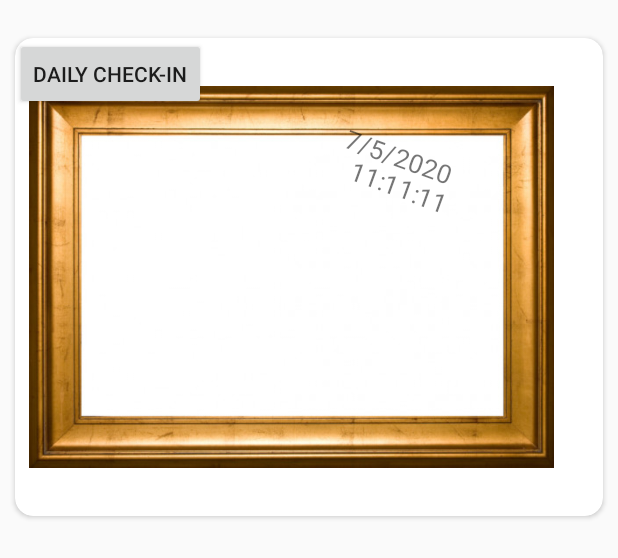
After one commit to vivianlok/NotepadApps, an Android app: the layout item_photos.xml on its own in the app's theme, with its tools: preview values and no code run, on a phone screen of 412 x 824 dp. The commit adds this screen. Shown: the top 558 px of the screen. Run offline under Robolectric (Android 15) with nearby library versions, the phone set to English and light mode, and no system bars.

```diff
--- a/app/build.gradle
+++ b/app/build.gradle
@@ -31,7 +31,7 @@ dependencies {
     implementation 'com.firebaseui:firebase-ui-auth:4.3.1'
     implementation 'com.google.firebase:firebase-auth:19.3.1'
     implementation 'com.google.firebase:firebase-storage:19.1.1'
-    //implementation 'com.google.firebse:firebase-messaging:17.4.0'
+    //implementation 'com.google.firebase:firebase-messaging:17.4.0'
     implementation 'com.google.firebase:firebase-config:16.4.0'
     implementation 'com.google.firebase:firebase-analytics:17.2.2'
     implementation fileTree(dir: "libs", include: ["*.jar"])
@@ -41,4 +41,5 @@ dependencies {
     androidTestImplementation 'androidx.test.ext:junit:1.1.1'
     androidTestImplementation 'androidx.test.espresso:espresso-core:3.2.0'
     implementation 'androidx.cardview:cardview:1.0.0'
+    implementation 'com.squareup.picasso:picasso:2.71828'
 }
--- a/app/src/main/AndroidManifest.xml
+++ b/app/src/main/AndroidManifest.xml
@@ -9,7 +9,6 @@
         android:roundIcon="@mipmap/ic_launcher_round"
         android:supportsRtl="true"
         android:theme="@style/AppTheme">
-        <activity android:name=".PhotoAlbumActivity"></activity>
         <activity android:name=".WelcomeScreenActivity">
             <intent-filter>
                 <action android:name="android.intent.action.MAIN" />
@@ -20,8 +19,9 @@
         <activity android:name=".PhotoActivity" />
         <activity android:name=".ShowAdapter" />
         <activity android:name=".NotesActivity" />
-        <activity android:name=".MainActivity"></activity>
+        <activity android:name=".MainActivity" />
         <activity android:name=".NotesDetailActivity" />
+        <activity android:name=".PhotoAlbumActivity" />
     </application>
 
 </manifest>
--- /dev/null
+++ b/app/src/main/res/layout/item_photos.xml
@@ -0,0 +1,69 @@
+<?xml version="1.0" encoding="utf-8"?>
+<RelativeLayout xmlns:android="http://schemas.android.com/apk/res/android"
+    android:layout_width="match_parent"
+    android:layout_height="wrap_content"
+    android:layout_marginTop="15dp"
+    xmlns:app="http://schemas.android.com/apk/res-auto">
+
+
+    <androidx.cardview.widget.CardView
+        android:layout_width="match_parent"
+        android:layout_height="wrap_content"
+        android:layout_margin="10dp"
+        android:elevation="6dp"
+        app:cardCornerRadius="12dp">
+        <RelativeLayout
+            android:layout_width="match_parent"
+            android:layout_height="wrap_content"
+            android:orientation="horizontal">
+
+        </RelativeLayout>
+        <FrameLayout
+            android:layout_width="match_parent"
+            android:layout_margin="9dp"
+            android:layout_height="match_parent"
+            android:orientation="vertical">
+        <ImageView
+            android:layout_width="350dp"
+            android:layout_height="300dp"
+            android:src="@drawable/frame"/>
+            <ImageView
+                android:id="@+id/photoImage"
+                android:layout_width="300dp"
+                android:layout_height="225dp"
+                android:layout_marginTop="40dp"
+                android:layout_marginLeft="20dp"
+             />
+            <TextView
+                android:id="@+id/dateTV"
+                android:rotation="20"
+                android:layout_width="wrap_content"
+                android:layout_height="wrap_content"
+                android:layout_gravity="center"
+                android:layout_marginTop="0dp"
+                android:layout_marginLeft="60dp"
+                android:layout_marginBottom="80dp"
+                android:text="7/5/2020"
+                android:textSize="17dp" />
+            <TextView
+                android:id="@+id/timeTV"
+                android:rotation="20"
+                android:layout_width="wrap_content"
+                android:layout_height="wrap_content"
+                android:layout_gravity="center"
+                android:layout_marginTop="0dp"
+                android:layout_marginLeft="60dp"
+                android:layout_marginBottom="60dp"
+                android:text="11:11:11"
+                android:textSize="17dp" />
+
+        </FrameLayout>
+    <Button
+        android:id="@+id/replyButton"
+    android:layout_width="wrap_content"
+    android:layout_height="wrap_content"
+    android:text="Daily Check-in"/>
+    </androidx.cardview.widget.CardView>
+
+
+</RelativeLayout>
```
Also changed, not shown: app/src/main/java/com/example/notepadapps/PhotoActivity.java (+26 -2 lines), app/src/main/java/com/example/notepadapps/PhotoAlbumActivity.java (+115 -2 lines), app/src/main/java/com/example/notepadapps/adapter/PhotoAdapter.java (added, +123 -0 lines), app/src/main/java/com/example/notepadapps/database/PhotosFirebaseItems.java (+21 -1 lines), app/src/main/res/layout/activity_photo_album.xml (+17 -5 lines), app/src/main/res/drawable/frame.jpg (added), app/src/main/res/drawable/photoexample.jpg (added).
